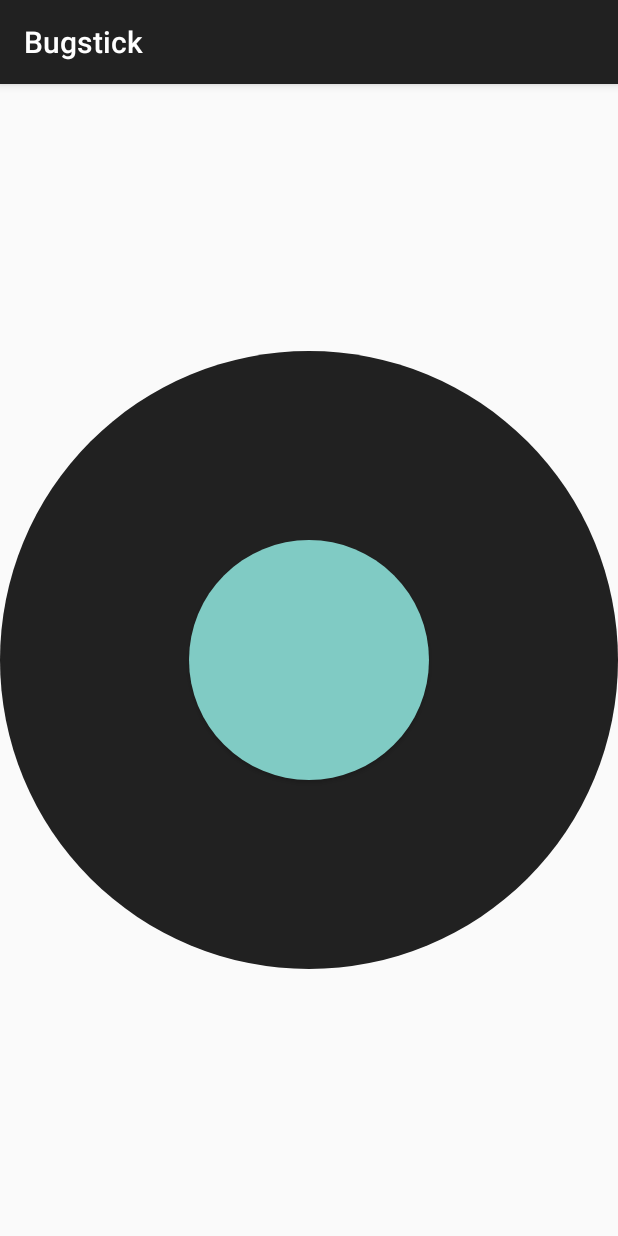
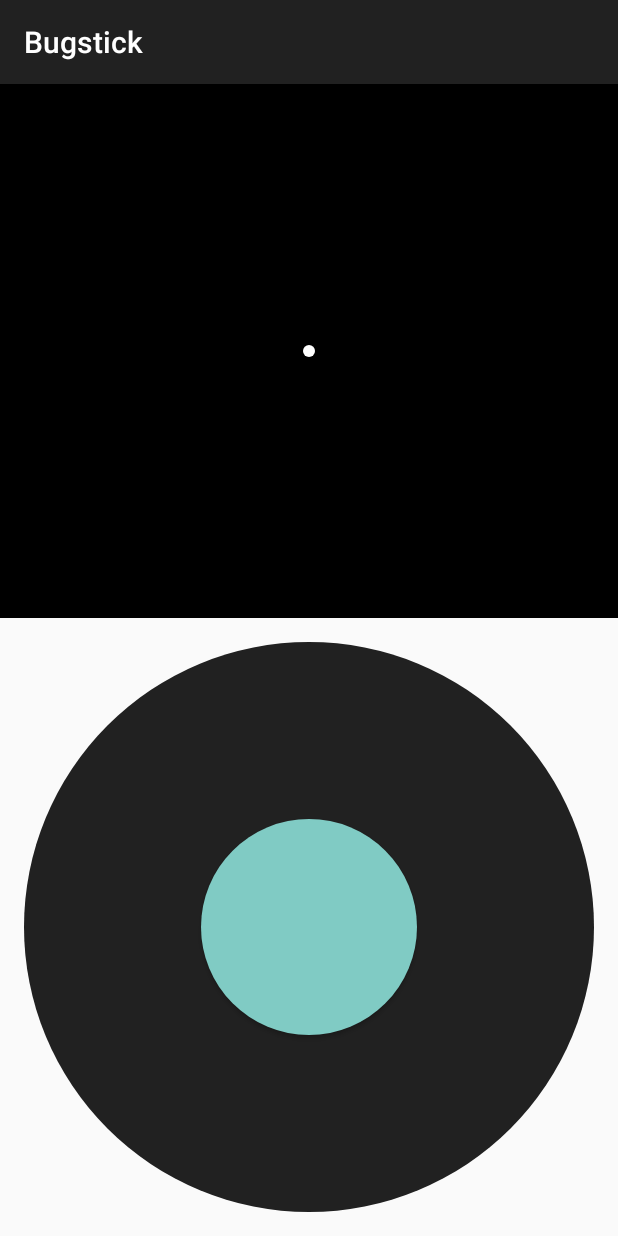
Before and after one commit to justasm/Bugstick, an Android app: the screen it shows after launch (MainActivity), on a phone screen of 412 x 824 dp. Run offline under Robolectric (Android 15) with nearby library versions, the phone set to English and light mode, and no system bars.

Commit message:
Add little toy view to sample to better demonstrate usage of joystick outputs.

```diff
--- a/sample/build.gradle
+++ b/sample/build.gradle
@@ -6,7 +6,7 @@ android {
 
     defaultConfig {
         applicationId "com.example.bugstick"
-        minSdkVersion 15
+        minSdkVersion 16
         targetSdkVersion 22
         versionCode 1
         versionName "1.0"
--- /dev/null
+++ b/sample/src/main/java/com/example/bugstick/BugView.java
@@ -0,0 +1,181 @@
+package com.example.bugstick;
+
+import android.animation.TimeAnimator;
+import android.annotation.SuppressLint;
+import android.annotation.TargetApi;
+import android.content.Context;
+import android.graphics.Canvas;
+import android.graphics.Color;
+import android.graphics.DashPathEffect;
+import android.graphics.Paint;
+import android.graphics.Path;
+import android.graphics.PathEffect;
+import android.graphics.PathMeasure;
+import android.graphics.PointF;
+import android.os.Build;
+import android.util.AttributeSet;
+import android.view.View;
+
+/**
+ * A simple toy view for demo purposes.
+ * Displays a circle and a trail that can be controlled via {@link #setVelocity(float, float)}.
+ */
+public class BugView extends View implements TimeAnimator.TimeListener {
+
+    private static final float BUG_RADIUS_DP = 4f;
+    private static final float BUG_TRAIL_DP = 200f;
+
+    private Paint paint;
+    private TimeAnimator animator;
+
+    private float density;
+    private int width, height;
+    private PointF position;
+    private PointF velocity;
+    private Path path;
+    private PathMeasure pathMeasure;
+
+    public BugView(Context context) {
+        super(context);
+        init(context);
+    }
+
+    public BugView(Context context, AttributeSet attrs) {
+        super(context, attrs);
+        init(context);
+    }
+
+    public BugView(Context context, AttributeSet attrs, int defStyleAttr) {
+        super(context, attrs, defStyleAttr);
+        init(context);
+    }
+
+    @TargetApi(Build.VERSION_CODES.LOLLIPOP)
+    public BugView(Context context, AttributeSet attrs, int defStyleAttr, int defStyleRes) {
+        super(context, attrs, defStyleAttr, defStyleRes);
+        init(context);
+    }
+
+    private void init(Context context) {
+        animator = new TimeAnimator();
+        animator.setTimeListener(this);
+
+        paint = new Paint();
+        paint.setColor(Color.WHITE);
+
+        density = getResources().getDisplayMetrics().density;
+
+        path = new Path();
+        pathMeasure = new PathMeasure();
+        position = new PointF();
+        velocity = new PointF();
+    }
+
+    /**
+     * Start the bouncing as soon as we’re on screen.
+     */
+    @Override
+    public void onAttachedToWindow() {
+        super.onAttachedToWindow();
+        animator.start();
+    }
+
+    /**
+     * Stop animations when the view hierarchy is torn down.
+     */
+    @Override
+    public void onDetachedFromWindow() {
+        animator.cancel();
+        super.onDetachedFromWindow();
+    }
+
+    /**
+     * Reposition all children when the container size changes.
+     */
+    @Override
+    protected void onSizeChanged(int w, int h, int oldw, int oldh) {
+        super.onSizeChanged(w, h, oldw, oldh);
+        width = w;
+        height = h;
+
+        position.set(width / 2, height / 2);
+        path.rewind();
+        path.moveTo(position.x, position.y);
+    }
+
+    public void setVelocity(float vxDps, float vyDps) {
+        velocity.set(vxDps * density, vyDps * density);
+    }
+
+    @Override
+    public void onTimeUpdate(TimeAnimator animation, long totalTime, long deltaTime) {
+        final float dt = deltaTime / 1000f; // seconds
+
+        position.x += velocity.x * dt;
+        position.y += velocity.y * dt;
+
+        bound();
+
+        path.lineTo(position.x, position.y);
+
+        invalidate();
+    }
+
+    /** Bound position and reflect velocity. */
+    private void reflect() {
+        boolean flipX = false, flipY = false;
+        if (position.x > width) {
+            position.x = position.x - 2 * (position.x - width);
+            flipX = true;
+        } else if (position.x < 0) {
+            position.x = -position.x;
+            flipX = true;
+        }
+        if (position.y > height) {
+            position.y = position.y - 2 * (position.y - height);
+            flipY = true;
+        } else if (position.y < 0) {
+            position.y = -position.y;
+            flipY = true;
+        }
+        if (flipX) velocity.x *= -1;
+        if (flipY) velocity.y *= -1;
+    }
+
+    /** Bound position. */
+    private void bound() {
+        if (position.x > width) {
+            position.x = width;
+        } else if (position.x < 0) {
+            position.x = 0;
+        }
+        if (position.y > height) {
+            position.y = height;
+        } else if (position.y < 0) {
+            position.y = 0;
+        }
+    }
+
+    @Override
+    public void onDraw(Canvas canvas) {
+        super.onDraw(canvas);
+
+        canvas.drawColor(Color.BLACK);
+
+        pathMeasure.setPath(path, false);
+        float length = pathMeasure.getLength();
+
+        if(length > BUG_TRAIL_DP * density){
+            // Note - this is likely a poor way to accomplish the result. Just for demo purposes.
+            @SuppressLint("DrawAllocation")
+            PathEffect effect = new DashPathEffect(new float[]{length, length}, -length + BUG_TRAIL_DP * density);
+            paint.setPathEffect(effect);
+        }
+
+        paint.setStyle(Paint.Style.STROKE);
+        canvas.drawPath(path, paint);
+
+        paint.setStyle(Paint.Style.FILL);
+        canvas.drawCircle(position.x, position.y, BUG_RADIUS_DP * density, paint);
+    }
+}
--- a/sample/src/main/java/com/example/bugstick/MainActivity.java
+++ b/sample/src/main/java/com/example/bugstick/MainActivity.java
@@ -9,6 +9,8 @@ import com.jmedeisis.bugstick.JoystickListener;
 
 public class MainActivity extends AppCompatActivity {
 
+    private static final float MAX_BUG_SPEED_DP_PER_S = 300f;
+
     @Override
     protected void onCreate(Bundle savedInstanceState) {
         super.onCreate(savedInstanceState);
@@ -17,23 +19,35 @@ public class MainActivity extends AppCompatActivity {
         final TextView angleView = (TextView) findViewById(R.id.tv_angle);
         final TextView offsetView = (TextView) findViewById(R.id.tv_offset);
 
+        final BugView bugView = (BugView) findViewById(R.id.bugview);
+
+        final String angleNoneString = getString(R.string.angle_value_none);
+        final String angleValueString = getString(R.string.angle_value);
+        final String offsetNoneString = getString(R.string.offset_value_none);
+        final String offsetValueString = getString(R.string.offset_value);
+
         Joystick joystick = (Joystick) findViewById(R.id.joystick);
         joystick.setJoystickListener(new JoystickListener() {
             @Override
             public void onDown() {
-
             }
 
             @Override
             public void onDrag(float degrees, float offset) {
-                angleView.setText("Angle: " + degrees);
-                offsetView.setText("Offset: " + offset);
+                angleView.setText(String.format(angleValueString, degrees));
+                offsetView.setText(String.format(offsetValueString, offset));
+
+                bugView.setVelocity(
+                        (float) Math.cos(degrees * Math.PI / 180f) * offset * MAX_BUG_SPEED_DP_PER_S,
+                        -(float) Math.sin(degrees * Math.PI / 180f) * offset * MAX_BUG_SPEED_DP_PER_S);
             }
 
             @Override
             public void onUp() {
-                angleView.setText("Angle: none");
-                offsetView.setText("Offset: none");
+                angleView.setText(angleNoneString);
+                offsetView.setText(offsetNoneString);
+
+                bugView.setVelocity(0, 0);
             }
         });
     }
--- a/sample/src/main/res/layout/activity_main.xml
+++ b/sample/src/main/res/layout/activity_main.xml
@@ -3,36 +3,44 @@
     xmlns:app="http://schemas.android.com/apk/res-auto"
     android:layout_width="match_parent"
     android:layout_height="match_parent"
-    android:clipChildren="false"
     tools:context=".MainActivity">
-
-    <TextView
-        android:id="@+id/tv_angle"
-        style="@style/TextAppearance.AppCompat.Subhead"
-        android:layout_width="wrap_content"
-        android:layout_height="wrap_content" />
-
-    <TextView
-        android:id="@+id/tv_offset"
-        style="@style/TextAppearance.AppCompat.Subhead"
-        android:layout_width="wrap_content"
-        android:layout_height="wrap_content"
-        android:layout_below="@id/tv_angle" />
 
     <com.jmedeisis.bugstick.Joystick
         android:id="@+id/joystick"
         android:layout_width="match_parent"
         android:layout_height="wrap_content"
-        android:layout_centerInParent="true"
+        android:layout_margin="@dimen/default_margin"
+        android:layout_alignParentBottom="true"
         android:background="@drawable/bg_base"
         app:start_on_first_touch="true"
         app:force_square="true" >
 
         <Button
-            android:layout_width="160dp"
-            android:layout_height="160dp"
+            android:layout_width="@dimen/stick_size"
+            android:layout_height="@dimen/stick_size"
             android:background="@drawable/bg_stick" />
 
     </com.jmedeisis.bugstick.Joystick>
 
+    <com.example.bugstick.BugView
+        android:id="@+id/bugview"
+        android:layout_width="match_parent"
+        android:layout_height="wrap_content"
+        android:layout_above="@id/joystick" />
+
+    <TextView style="@style/TextAppearance.AppCompat.Caption"
+        android:id="@+id/tv_angle"
+        android:layout_width="wrap_content"
+        android:layout_height="wrap_content"
+        android:layout_margin="@dimen/default_margin"
+        android:layout_below="@id/bugview" />
+
+    <TextView style="@style/TextAppearance.AppCompat.Caption"
+        android:id="@+id/tv_offset"
+        android:layout_width="wrap_content"
+        android:layout_height="wrap_content"
+        android:layout_margin="@dimen/default_margin"
+        android:layout_below="@id/bugview"
+        android:layout_alignParentRight="true" />
+
 </RelativeLayout>
--- a/sample/src/main/res/values/dimens.xml
+++ b/sample/src/main/res/values/dimens.xml
@@ -2,4 +2,7 @@
     <!-- Default screen margins, per the Android Design guidelines. -->
     <dimen name="activity_horizontal_margin">16dp</dimen>
     <dimen name="activity_vertical_margin">16dp</dimen>
+
+    <dimen name="default_margin">16dp</dimen>
+    <dimen name="stick_size">144dp</dimen>
 </resources>
--- a/sample/src/main/res/values/strings.xml
+++ b/sample/src/main/res/values/strings.xml
@@ -1,3 +1,8 @@
 <resources>
     <string name="app_name">Bugstick</string>
+
+    <string name="angle_value">Angle: %1$.2f</string>
+    <string name="offset_value">%1$.2f :Offset</string>
+    <string name="angle_value_none">Angle: none</string>
+    <string name="offset_value_none">none :Offset</string>
 </resources>
```
